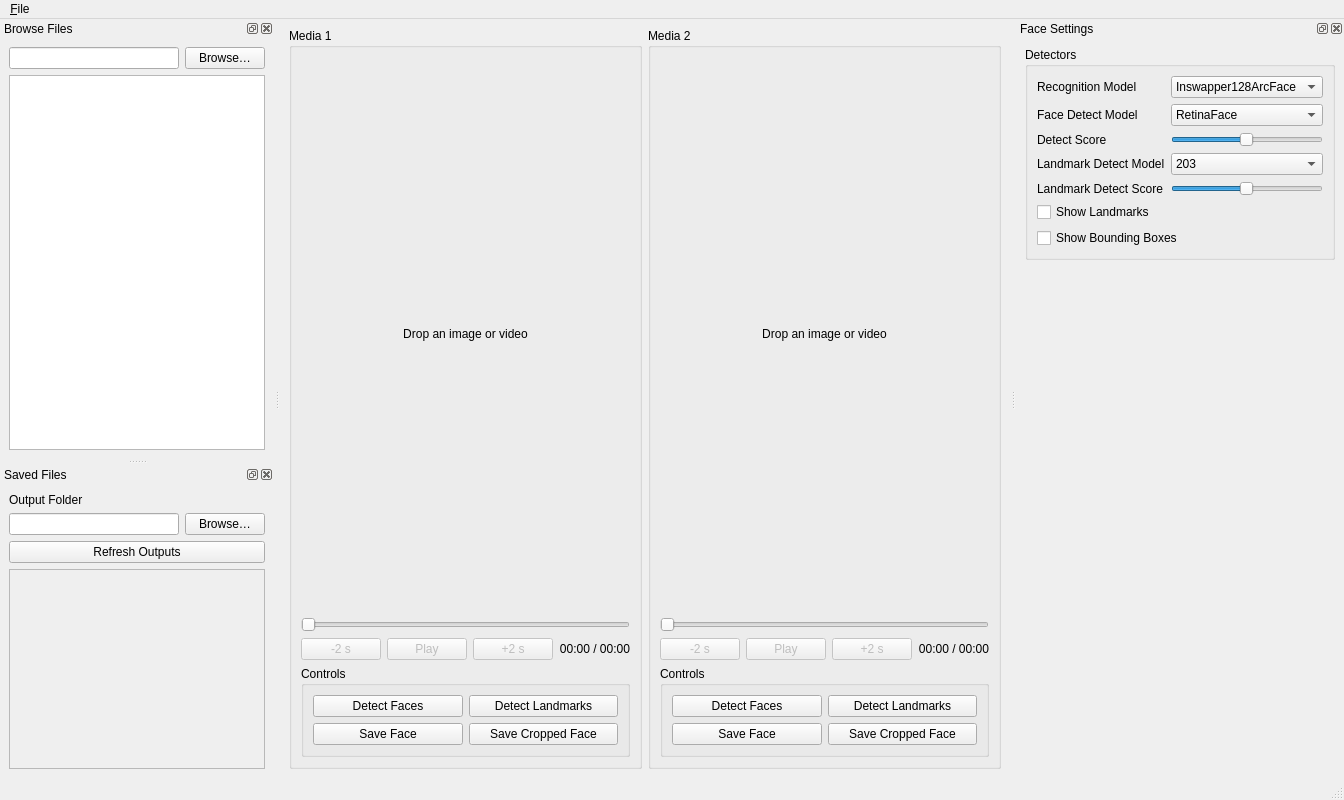
Above: faceshapelab/ui/core/MainWindow.ui from mr-szgz/faceshapelab before the change. Below: the same form after it.
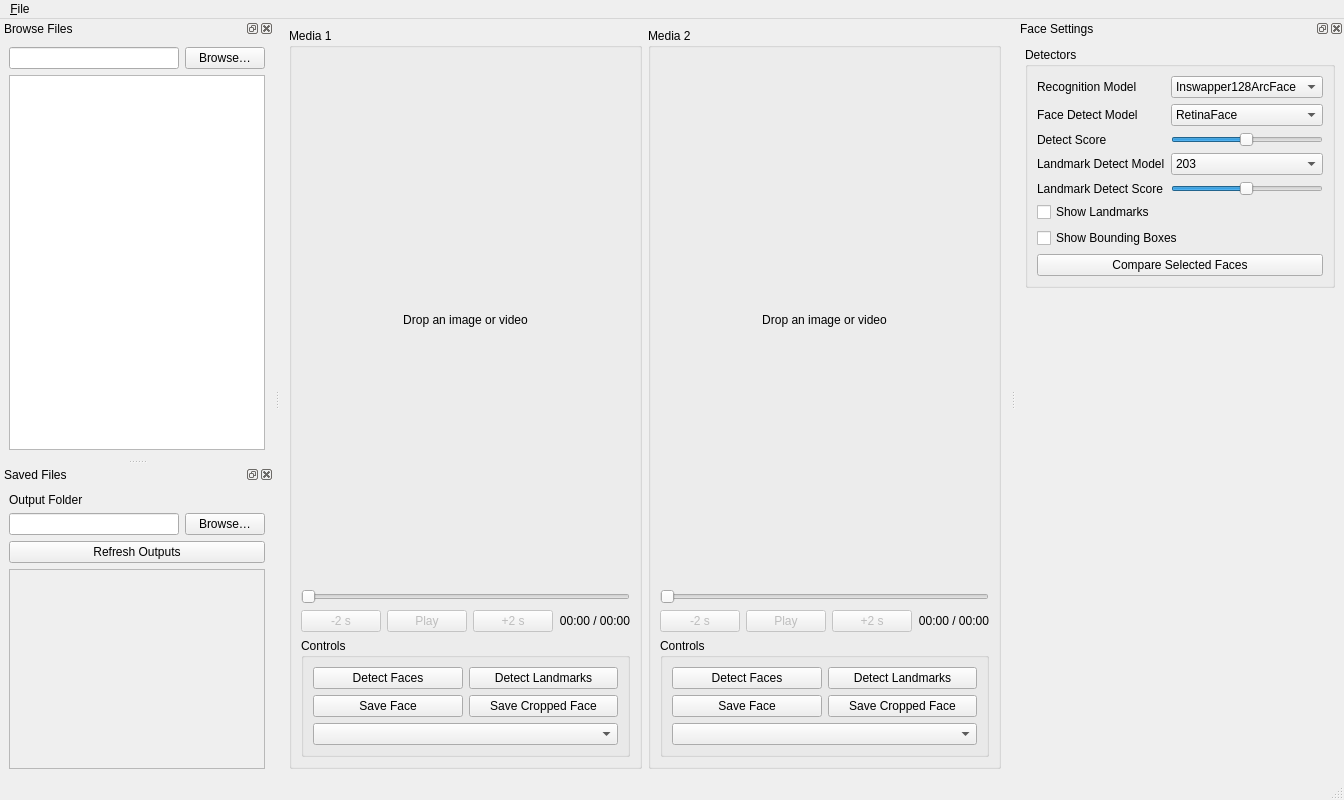
That is the form after the change.

Commit message: Implement and verify face analysis and aligned crop workflows

Diff of the .ui file:
```diff
--- a/faceshapelab/ui/core/MainWindow.ui
+++ b/faceshapelab/ui/core/MainWindow.ui
@@ -177,6 +177,12 @@
             </property>
            </widget>
           </item>
+          <item row="2" column="0" colspan="2">
+           <widget class="QComboBox" name="leftSelectedFaceComboBox">
+            <property name="accessibleName"><string>Selected face</string></property>
+            <property name="placeholderText"><string>No detected faces</string></property>
+           </widget>
+          </item>
          </layout>
         </widget>
        </item>
@@ -345,6 +351,12 @@
             </property>
            </widget>
           </item>
+          <item row="2" column="0" colspan="2">
+           <widget class="QComboBox" name="rightSelectedFaceComboBox">
+            <property name="accessibleName"><string>Selected face</string></property>
+            <property name="placeholderText"><string>No detected faces</string></property>
+           </widget>
+          </item>
          </layout>
         </widget>
        </item>
@@ -755,6 +767,7 @@
           </property>
          </widget>
         </item>
+        <item row="7" column="0" colspan="2"><widget class="QPushButton" name="compareFacesButton"><property name="text"><string>Compare Selected Faces</string></property></widget></item>
        </layout>
       </widget>
      </item>
```
Left out of the diff: 11 changed lines with no effect on the pictures. The commit also changes 25 other files.
